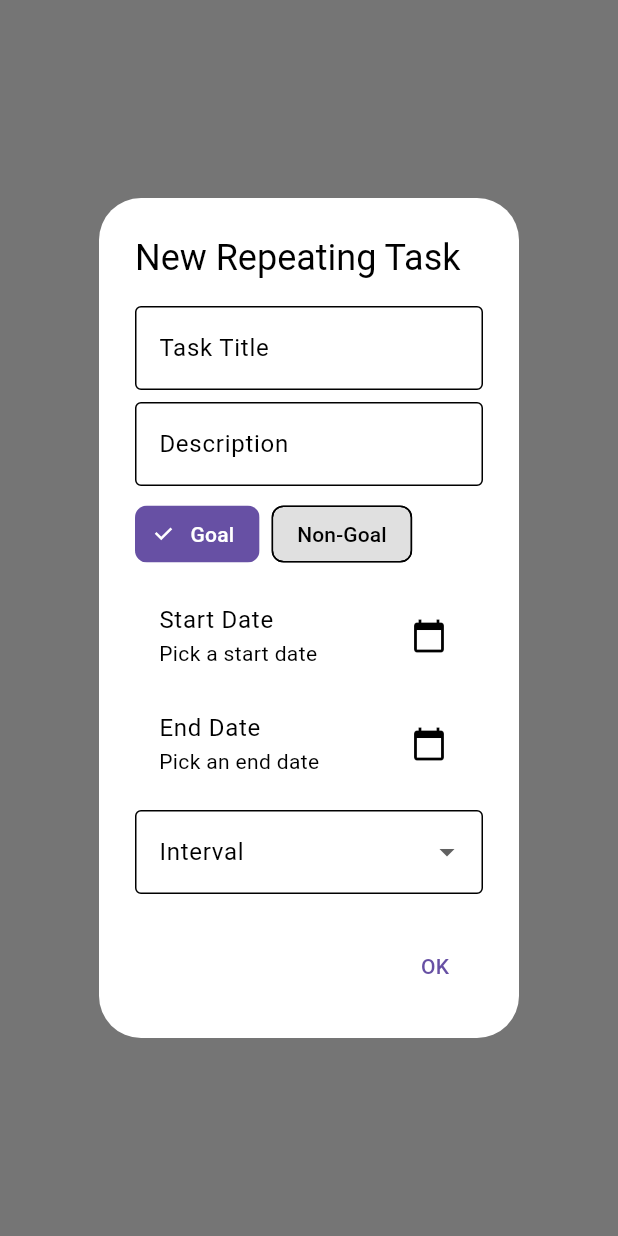
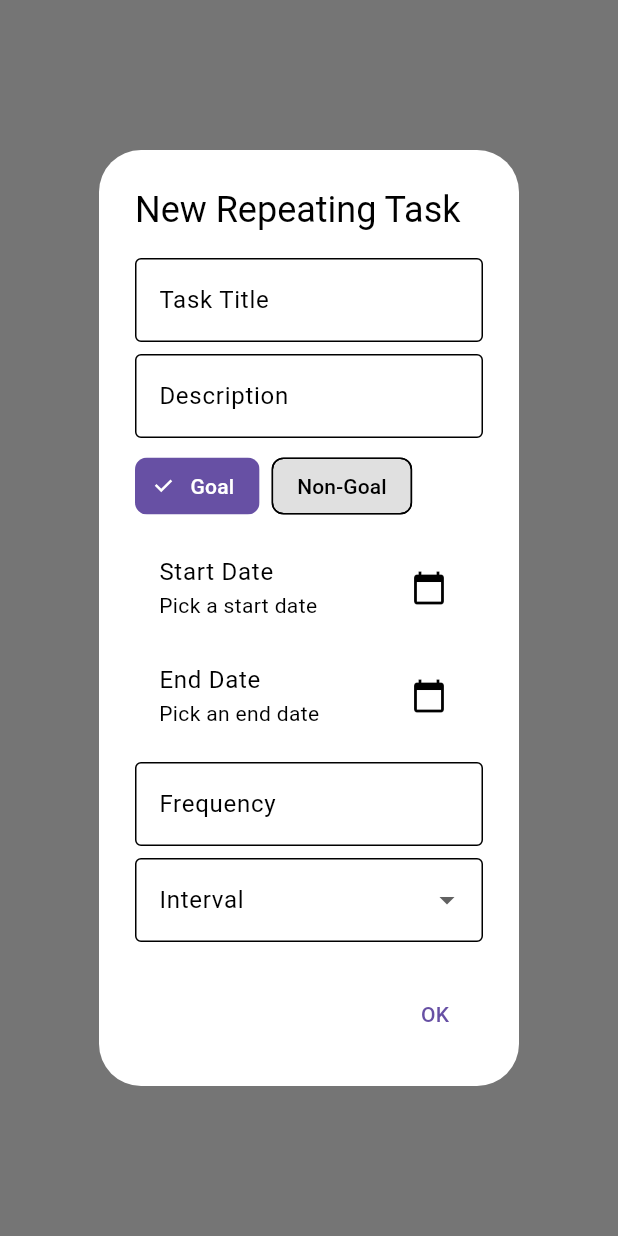
Before and after one commit to Mehreen2903/silver-octo-memory, a Flutter app: what showNewRepeatingTaskDialog() shows on an empty page, opened directly, on a phone screen of 412 x 824 dp. Run offline on Flutter 3.47's test engine with Material 2 defaults, Android fonts, the phone set to English and light mode, and no system bars; our stand-ins replace table_calendar.

Commit message:
Updated repeating task alert input dialog

```diff
--- a/lib/input_dialog.dart
+++ b/lib/input_dialog.dart
@@ -290,19 +290,16 @@ void showNewTaskDialog(BuildContext context) {
 }
 
 //REPEATING TASK
-// Enums for the repeating task types and intervals
 enum RepeatingTaskType { goal, nonGoal }
 enum IntervalType { days, weeks, months }
 enum WeekDay { mon, tue, wed, thu, fri, sat, sun }
 
-// Extension method to capitalize strings.
 extension StringExtension on String {
   String capitalize() {
     return "${this[0].toUpperCase()}${substring(1)}";
   }
 }
 
-// Function to show the dialog
 void showNewRepeatingTaskDialog(BuildContext context) {
   TextEditingController taskTitleController = TextEditingController();
   TextEditingController descriptionController = TextEditingController();
@@ -310,15 +307,12 @@ void showNewRepeatingTaskDialog(BuildContext context) {
   TextEditingController dayOfMonthController = TextEditingController();
   RepeatingTaskType selectedTaskType = RepeatingTaskType.goal;
   IntervalType? selectedIntervalType;
-  WeekDay? selectedWeekDay;
+  List<WeekDay> selectedWeekDays = [];
   DateTime? startDate;
   DateTime? endDate;
 
-  showDialog(
-    context: context,
-    builder: (BuildContext context) {
-      return StatefulBuilder(
-        builder: (context, setState) {
+  StateSetter? dialogSetState;
+
   Future<void> _selectStartDate(BuildContext context) async {
     final DateTime? picked = await showDatePicker(
       context: context,
@@ -327,9 +321,10 @@ void showNewRepeatingTaskDialog(BuildContext context) {
       lastDate: DateTime(2101),
     );
     if (picked != null && picked != startDate) {
-              setState(() {
       startDate = picked;
-              });
+      if (dialogSetState != null) {
+        dialogSetState!(() {}); // Update the UI
+      }
     }
   }
 
@@ -341,36 +336,26 @@ void showNewRepeatingTaskDialog(BuildContext context) {
       lastDate: DateTime(2101),
     );
     if (picked != null && picked != endDate) {
-              setState(() {
       endDate = picked;
-              });
+      if (dialogSetState != null) {
+        dialogSetState!(() {}); // Update the UI
+      }
     }
   }
 
-          List<DropdownMenuItem<IntervalType>> buildIntervalDropdownItems() {
-            return IntervalType.values.map((interval) {
-              return DropdownMenuItem(
-                value: interval,
-                child: Text(describeEnum(interval).capitalize()),
-              );
-            }).toList();
-          }
-
-          List<DropdownMenuItem<WeekDay>> buildWeekDayDropdownItems() {
-            return WeekDay.values.map((weekDay) {
-              return DropdownMenuItem(
-                value: weekDay,
-                child: Text(describeEnum(weekDay).capitalize()),
-              );
-            }).toList();
-          }
-
+  showDialog(
+    context: context,
+    builder: (BuildContext context) {
+      return StatefulBuilder(
+        builder: (BuildContext context, StateSetter setState) {
+          dialogSetState = setState;
           return AlertDialog(
             title: Text('New Repeating Task'),
             content: SingleChildScrollView(
               child: Column(
                 mainAxisSize: MainAxisSize.min,
                 children: <Widget>[
+                  // Task Title Field
                   TextField(
                     controller: taskTitleController,
                     decoration: InputDecoration(
@@ -379,6 +364,8 @@ void showNewRepeatingTaskDialog(BuildContext context) {
                     ),
                   ),
                   SizedBox(height: 8.0),
+
+                  // Description Field
                   TextField(
                     controller: descriptionController,
                     decoration: InputDecoration(
@@ -387,9 +374,12 @@ void showNewRepeatingTaskDialog(BuildContext context) {
                     ),
                   ),
                   SizedBox(height: 8.0),
+
+                  // Task Type Selection
                   Row(
                     mainAxisAlignment: MainAxisAlignment.start,
                     children: [
+                      // Goal Chip
                       ChoiceChip(
                         label: Text('Goal'),
                         selected: selectedTaskType == RepeatingTaskType.goal,
@@ -407,9 +397,11 @@ void showNewRepeatingTaskDialog(BuildContext context) {
                         backgroundColor: Theme.of(context).brightness == Brightness.dark
                             ? Colors.grey[700]
                             : Colors.grey[300],
-                        checkmarkColor: Colors.white,  // Checkmark color is always white for visibility
+                        checkmarkColor: Colors.white,
                       ),
                       SizedBox(width: 8.0),
+
+                      // Non-Goal Chip
                       ChoiceChip(
                         label: Text('Non-Goal'),
                         selected: selectedTaskType == RepeatingTaskType.nonGoal,
@@ -427,24 +419,51 @@ void showNewRepeatingTaskDialog(BuildContext context) {
                         backgroundColor: Theme.of(context).brightness == Brightness.dark
                             ? Colors.grey[700]
                             : Colors.grey[300],
-                        checkmarkColor: Colors.white,  // Checkmark color is always white for visibility
+                        checkmarkColor: Colors.white,
                       ),
                     ],
                   ),
                   SizedBox(height: 8.0),
+
+                  // Start Date Picker
                   ListTile(
                     title: Text('Start Date'),
-                    subtitle: Text(startDate == null ? 'Pick a start date' : DateFormat('yyyy-MM-dd').format(startDate!)),
+                    subtitle: Text(
+                      startDate == null
+                          ? 'Pick a start date'
+                          : DateFormat('dd-MM-yyyy').format(startDate!),
+                    ),
                     trailing: Icon(Icons.calendar_today),
                     onTap: () => _selectStartDate(context),
                   ),
+
+
+                  // End Date Picker
                   ListTile(
                     title: Text('End Date'),
-                    subtitle: Text(endDate == null ? 'Pick an end date' : DateFormat('yyyy-MM-dd').format(endDate!)),
+                    subtitle: Text(
+                      endDate == null
+                          ? 'Pick an end date'
+                          : DateFormat('dd-MM-yyyy').format(endDate!),
+                    ),
                     trailing: Icon(Icons.calendar_today),
                     onTap: () => _selectEndDate(context),
                   ),
                   SizedBox(height: 8.0),
+
+                  // Frequency Field
+                  TextField(
+                    controller: frequencyController,
+                    decoration: InputDecoration(
+                      labelText: 'Frequency',
+                      border: OutlineInputBorder(),
+                      hintText: 'e.g., Every 2 days',
+                    ),
+                    keyboardType: TextInputType.number,
+                  ),
+                  SizedBox(height: 8.0),
+
+                  // Interval Dropdown
                   DropdownButtonFormField<IntervalType>(
                     decoration: InputDecoration(
                       labelText: 'Interval',
@@ -456,22 +475,50 @@ void showNewRepeatingTaskDialog(BuildContext context) {
                         selectedIntervalType = newValue;
                       });
                     },
-                    items: buildIntervalDropdownItems(),
+                    items: IntervalType.values.map((interval) {
+                      return DropdownMenuItem(
+                        value: interval,
+                        child: Text(interval.toString().split('.').last.capitalize()),
+                      );
+                    }).toList(),
                   ),
-                  if (selectedIntervalType == IntervalType.weeks)
-                    DropdownButtonFormField<WeekDay>(
-                      decoration: InputDecoration(
-                        labelText: 'Day of the Week',
-                        border: OutlineInputBorder(),
-                      ),
-                      value: selectedWeekDay,
-                      onChanged: (WeekDay? newValue) {
+
+                  // Weekday Selection for 'weeks' Interval
+                  if (selectedIntervalType == IntervalType.weeks) ...[
+                    Text('Select Days of the Week'),
+                    Wrap(
+                      spacing: 8.0,
+                      children: WeekDay.values.map((day) {
+                        return FilterChip(
+                          label: Text(day.toString().split('.').last.capitalize()),
+                          selected: selectedWeekDays.contains(day),
+                          onSelected: (bool selected) {
                             setState(() {
-                          selectedWeekDay = newValue;
+                              if (selected) {
+                                selectedWeekDays.add(day);
+                              } else {
+                                selectedWeekDays.remove(day);
+                              }
                             });
                           },
-                      items: buildWeekDayDropdownItems(),
+                          selectedColor: Theme.of(context).colorScheme.primary,
+                          labelStyle: TextStyle(
+                            color: selectedWeekDays.contains(day)
+                                ? Colors.white
+                                : null,
                           ),
+                          backgroundColor: selectedWeekDays.contains(day)
+                              ? null
+                              : Theme.of(context).brightness == Brightness.dark
+                              ? Colors.grey[700]
+                              : Colors.grey[300],
+                          checkmarkColor: Colors.white,
+                        );
+                      }).toList(),
+                    ),
+                  ],
+
+                  // Day of Month Field for 'months' Interval
                   if (selectedIntervalType == IntervalType.months)
                     TextField(
                       controller: dayOfMonthController,
@@ -481,35 +528,15 @@ void showNewRepeatingTaskDialog(BuildContext context) {
                         hintText: 'e.g., 15, or 1,15,30',
                       ),
                     ),
-                  if (selectedIntervalType == IntervalType.days)
-                    Padding(
-                      padding: const EdgeInsets.only(top: 8.0),
-                      child: TextField(
-                        controller: frequencyController,
-                        decoration: InputDecoration(
-                          labelText: 'Frequency',
-                          border: OutlineInputBorder(),
-                          hintText: 'e.g., Every 2 days',
-                        ),
-                        keyboardType: TextInputType.number,
-                      ),
-                    ),
                 ],
               ),
             ),
             actions: <Widget>[
+              // OK Button
               TextButton(
                 child: Text('OK'),
                 onPressed: () {
-                  // Handle the repeating task submission
-                  print('Task Title: ${taskTitleController.text}');
-                  print('Description: ${descriptionController.text}');
-                  print('Start Date: ${startDate?.toIso8601String()}');
-                  print('End Date: ${endDate?.toIso8601String()}');
-                  print('Frequency: ${frequencyController.text}');
-                  print('Interval: ${selectedIntervalType != null ? describeEnum(selectedIntervalType!) : 'None'}');
-                  print('Day of the Week: ${selectedWeekDay != null ? describeEnum(selectedWeekDay!) : 'None'}');
-                  print('Day(s) of the Month: ${dayOfMonthController.text}');
+                  // Collect all the data and use it as needed
                   Navigator.pop(context); // Dismiss the dialog
                 },
               ),
```
Lines whose indentation alone changed are shown as unchanged.
